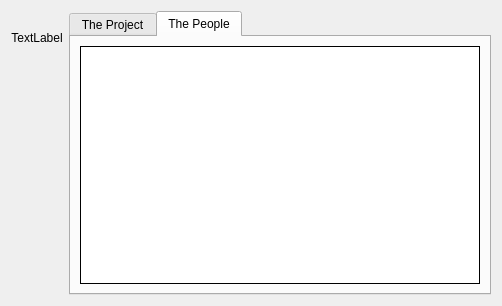
Old version of the form src/about.ui in the repository fontmatrix/fontmatrix.
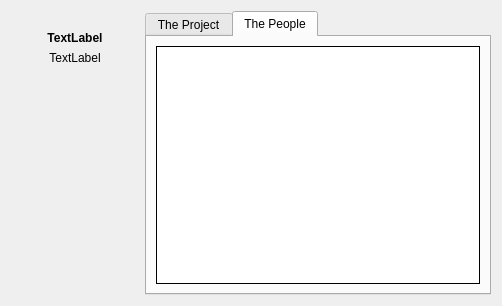
New version of the form. Icons and pictures are not drawn.

Commit message: Show how many fonts are loaded in About widget HIGH_PERF is now the default

Patch:
```diff
--- a/src/about.ui
+++ b/src/about.ui
@@ -23,43 +23,16 @@
   </property>
   <layout class="QGridLayout" >
    <item row="0" column="0" >
-    <layout class="QVBoxLayout" >
-     <item>
-      <widget class="QLabel" name="label" >
-       <property name="text" >
-        <string/>
-       </property>
-       <property name="pixmap" >
-        <pixmap resource="application.qrc" >:/fontmatrix_about.png</pixmap>
-       </property>
-      </widget>
-     </item>
-     <item>
-      <widget class="QLabel" name="versionStringLabel" >
-       <property name="text" >
-        <string>TextLabel</string>
-       </property>
-       <property name="alignment" >
-        <set>Qt::AlignCenter</set>
-       </property>
-      </widget>
-     </item>
-     <item>
-      <spacer>
-       <property name="orientation" >
-        <enum>Qt::Vertical</enum>
-       </property>
-       <property name="sizeHint" >
-        <size>
-         <width>20</width>
-         <height>40</height>
-        </size>
-       </property>
-      </spacer>
-     </item>
-    </layout>
+    <widget class="QLabel" name="label" >
+     <property name="text" >
+      <string/>
+     </property>
+     <property name="pixmap" >
+      <pixmap resource="application.qrc" >:/fontmatrix_about.png</pixmap>
+     </property>
+    </widget>
    </item>
-   <item row="0" column="1" >
+   <item rowspan="4" row="0" column="1" >
     <widget class="QTabWidget" name="tabWidget" >
      <property name="currentIndex" >
       <number>1</number>
@@ -130,6 +103,50 @@
      </widget>
     </widget>
    </item>
+   <item row="1" column="0" >
+    <widget class="QLabel" name="versionStringLabel" >
+     <property name="font" >
+      <font>
+       <weight>75</weight>
+       <bold>true</bold>
+      </font>
+     </property>
+     <property name="text" >
+      <string>TextLabel</string>
+     </property>
+     <property name="alignment" >
+      <set>Qt::AlignCenter</set>
+     </property>
+    </widget>
+   </item>
+   <item row="2" column="0" >
+    <widget class="QLabel" name="fontsCountLabel" >
+     <property name="font" >
+      <font>
+       <pointsize>9</pointsize>
+      </font>
+     </property>
+     <property name="text" >
+      <string>TextLabel</string>
+     </property>
+     <property name="alignment" >
+      <set>Qt::AlignCenter</set>
+     </property>
+    </widget>
+   </item>
+   <item row="3" column="0" >
+    <spacer>
+     <property name="orientation" >
+      <enum>Qt::Vertical</enum>
+     </property>
+     <property name="sizeHint" >
+      <size>
+       <width>128</width>
+       <height>91</height>
+      </size>
+     </property>
+    </spacer>
+   </item>
   </layout>
  </widget>
  <resources>
```
The commit also changes 2 other files.
